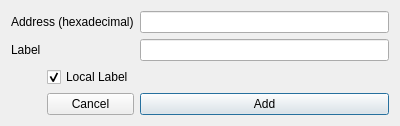
Above: src/addlabelwindow.ui from ivop/frida before the change. Below: the same form after it.
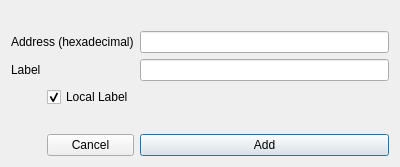
That is the form after the change.

```diff
--- a/src/addlabelwindow.ui
+++ b/src/addlabelwindow.ui
@@ -7,14 +7,63 @@
     <x>0</x>
     <y>0</y>
     <width>400</width>
-    <height>126</height>
+    <height>167</height>
    </rect>
   </property>
   <property name="windowTitle">
    <string>Add Label</string>
   </property>
   <layout class="QGridLayout" name="gridLayout">
+   <item row="2" column="0">
+    <widget class="QLabel" name="label_2">
+     <property name="text">
+      <string>Label</string>
+     </property>
+    </widget>
+   </item>
+   <item row="1" column="2">
+    <widget class="QLineEdit" name="lineEditAddress"/>
+   </item>
+   <item row="4" column="2">
+    <spacer name="verticalSpacer">
+     <property name="orientation">
+      <enum>Qt::Vertical</enum>
+     </property>
+     <property name="sizeHint" stdset="0">
+      <size>
+       <width>20</width>
+       <height>40</height>
+      </size>
+     </property>
+    </spacer>
+   </item>
+   <item row="5" column="2">
+    <widget class="QPushButton" name="pushButtonAdd">
+     <property name="text">
+      <string>Add</string>
+     </property>
+     <property name="shortcut">
+      <string>Return</string>
+     </property>
+     <property name="default">
+      <bool>true</bool>
+     </property>
+    </widget>
+   </item>
+   <item row="2" column="2">
+    <widget class="QLineEdit" name="lineEditLabel"/>
+   </item>
    <item row="3" column="1">
+    <widget class="QCheckBox" name="checkBoxLocalLabel">
+     <property name="text">
+      <string>Local Label</string>
+     </property>
+     <property name="checked">
+      <bool>true</bool>
+     </property>
+    </widget>
+   </item>
+   <item row="5" column="1">
     <widget class="QPushButton" name="pushButtonCancel">
      <property name="focusPolicy">
       <enum>Qt::StrongFocus</enum>
@@ -33,48 +82,25 @@
      </property>
     </widget>
    </item>
-   <item row="3" column="2">
-    <widget class="QPushButton" name="pushButtonAdd">
-     <property name="text">
-      <string>Add</string>
-     </property>
-     <property name="shortcut">
-      <string>Return</string>
-     </property>
-     <property name="default">
-      <bool>true</bool>
-     </property>
-    </widget>
-   </item>
-   <item row="0" column="2">
-    <widget class="QLineEdit" name="lineEditAddress"/>
-   </item>
-   <item row="1" column="2">
-    <widget class="QLineEdit" name="lineEditLabel"/>
-   </item>
-   <item row="0" column="0" colspan="2">
+   <item row="1" column="0" colspan="2">
     <widget class="QLabel" name="label">
      <property name="text">
       <string>Address (hexadecimal)</string>
      </property>
     </widget>
    </item>
-   <item row="1" column="0">
-    <widget class="QLabel" name="label_2">
-     <property name="text">
-      <string>Label</string>
+   <item row="0" column="2">
+    <spacer name="verticalSpacer_2">
+     <property name="orientation">
+      <enum>Qt::Vertical</enum>
      </property>
-    </widget>
-   </item>
-   <item row="2" column="1">
-    <widget class="QCheckBox" name="checkBoxLocalLabel">
-     <property name="text">
-      <string>Local Label</string>
+     <property name="sizeHint" stdset="0">
+      <size>
+       <width>20</width>
+       <height>40</height>
+      </size>
      </property>
-     <property name="checked">
-      <bool>true</bool>
-     </property>
-    </widget>
+    </spacer>
    </item>
   </layout>
  </widget>
```
